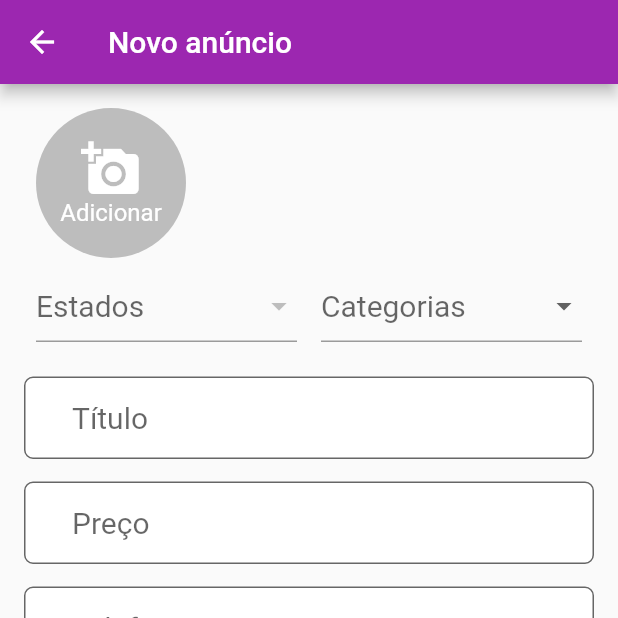
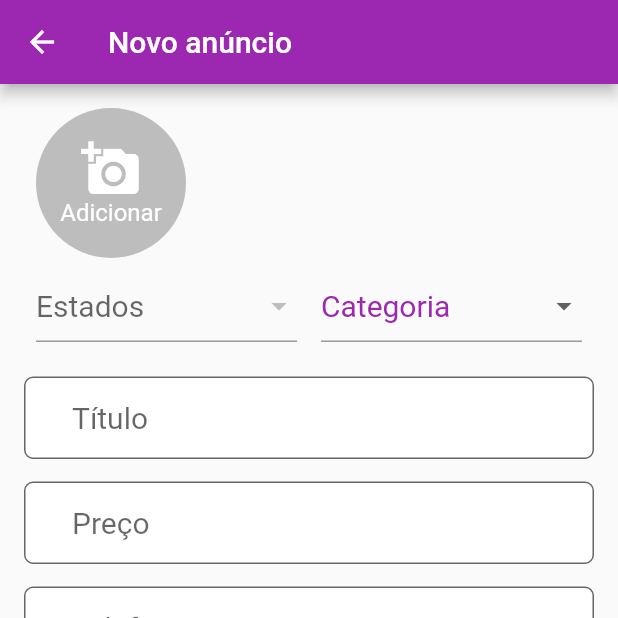
Before and after one commit to jorgedobkovski/OLX-Clone, a Flutter app: the NovoAnuncio screen opened by its route, on a phone screen of 412 x 824 dp, the top half of it. Run offline on Flutter 3.47's test engine with Material 2 defaults, Android fonts, the phone set to English and light mode, and no system bars; our stand-ins replace brasil_fields, cloud_firestore, firebase_auth, firebase_core, firebase_storage, image_picker and 1 more; missing offline and left inert: dart:ffi, validadores; accounts and stored records are empty; statements that could not run were skipped.

Commit message:
feat: salvando anuncio público e listas dropdown
criação da classe configuracoescom itens dropdown

```diff
--- a/lib/models/anuncio.dart
+++ b/lib/models/anuncio.dart
@@ -25,7 +25,7 @@ class Anuncio{
     this.titulo = documentSnapshot["titulo"];
     this.preco = documentSnapshot["preco"];
     this.telefone = documentSnapshot["telefone"];
-    this.descricao = documentSnapshot["descricao"];
+    this.descricao = documentSnapshot["descrição"];
     this.fotos = List<String>.from(documentSnapshot["fotos"]);
   }
 
--- /dev/null
+++ b/lib/util/Configuracoes.dart
@@ -0,0 +1,56 @@
+import 'package:brasil_fields/brasil_fields.dart';
+import 'package:flutter/material.dart';
+
+class Configuracoes{
+  static List<DropdownMenuItem<String>> getCategorias(){
+    List<DropdownMenuItem<String>> itensDropCategorias = [];
+
+    itensDropCategorias.add(
+      DropdownMenuItem(child: Text(
+        "Categoria", style: TextStyle(
+        color: Color(0xff9c27b0),
+      ),
+      ), value: null,
+      ),
+    );
+
+    itensDropCategorias.add(
+        DropdownMenuItem(child: Text("Automóvel"), value: "auto",)
+    );
+    itensDropCategorias.add(
+        DropdownMenuItem(child: Text("Imóvel"), value: "imovel",)
+    );
+    itensDropCategorias.add(
+        DropdownMenuItem(child: Text("Eletrônicos"), value: "eletro",)
+    );
+    itensDropCategorias.add(
+        DropdownMenuItem(child: Text("Moda"), value: "moda",)
+    );
+    itensDropCategorias.add(
+        DropdownMenuItem(child: Text("Esportes"), value: "esportes",)
+    );
+
+    return itensDropCategorias;
+  }
+
+  static List<DropdownMenuItem<String>> getEstados(){
+    List<DropdownMenuItem<String>> itensDropEstados = [];
+
+    itensDropEstados.add(
+      DropdownMenuItem(child: Text(
+        "Estado", style: TextStyle(
+        color: Color(0xff9c27b0),
+      ),
+      ), value: null,
+      ),
+    );
+
+    for(var estado in Estados.listaEstadosSigla){
+      itensDropEstados.add(
+          DropdownMenuItem(child: Text(estado), value: estado,)
+      );
+    }
+
+    return itensDropEstados;
+  }
+}
--- a/lib/views/novo-anuncio.dart
+++ b/lib/views/novo-anuncio.dart
@@ -6,6 +6,7 @@ import 'package:firebase_storage/firebase_storage.dart';
 import 'package:flutter/material.dart';
 import 'package:flutter/services.dart';
 import 'package:olx/models/anuncio.dart';
+import 'package:olx/util/Configuracoes.dart';
 import 'package:olx/views/widgets/botaoCustomizado.dart';
 import 'package:image_picker/image_picker.dart';
 import 'package:olx/views/widgets/inputCustomizado.dart';
@@ -78,13 +79,16 @@ class _NovoAnuncioState extends State<NovoAnuncio> {
     FirebaseFirestore db = FirebaseFirestore.instance;
     db.collection("meus_anuncios")
     .doc( idUsuarioLogado )
-    .collection("anuncio")
+    .collection("anuncios")
     .doc( _anuncio?.id )
     .set(_anuncio!.toMap()).then((_){
 
-      Navigator.pop(_dialogContext!);
-      Navigator.pop(context);
-
+      db.collection("anuncios")
+        .doc(_anuncio!.id)
+        .set(_anuncio!.toMap()).then((_){
+          Navigator.pop(_dialogContext!);
+          Navigator.pop(context);
+      });
     });
 
   }
@@ -123,27 +127,10 @@ class _NovoAnuncioState extends State<NovoAnuncio> {
   }
 
   _carregarItensDropdown(){
-    _listaDropCategorias.add(
-      DropdownMenuItem(child: Text("Automóvel"), value: "auto",)
-    );
-    _listaDropCategorias.add(
-        DropdownMenuItem(child: Text("Imóvel"), value: "imovel",)
-    );
-    _listaDropCategorias.add(
-        DropdownMenuItem(child: Text("Eletrônicos"), value: "eletro",)
-    );
-    _listaDropCategorias.add(
-        DropdownMenuItem(child: Text("Moda"), value: "moda",)
-    );
-    _listaDropCategorias.add(
-        DropdownMenuItem(child: Text("Esportes"), value: "esportes",)
-    );
 
-    for(var estado in Estados.listaEstadosSigla){
-      _listaDropEstados.add(
-          DropdownMenuItem(child: Text(estado), value: estado,)
-      );
-    }
+    _listaDropCategorias = Configuracoes.getCategorias();
+    _listaDropEstados = Configuracoes.getEstados();
+
   }
 
   @override
--- a/lib/views/widgets/itemAnuncio.dart
+++ b/lib/views/widgets/itemAnuncio.dart
@@ -56,7 +56,7 @@ class ItemAnuncio extends StatelessWidget {
                   backgroundColor: MaterialStateProperty.all<Color>(Colors.red),
                   padding: MaterialStateProperty.all<EdgeInsets>(EdgeInsets.all(10)),
                 ),
-                onPressed: (){},
+                onPressed: this.onPressedRemover,
                 child: Icon(Icons.delete, color: Colors.white,),
               ),
             ),
```
Also changed, not shown: lib/views/meus-anuncios.dart (+49 -0 lines).
